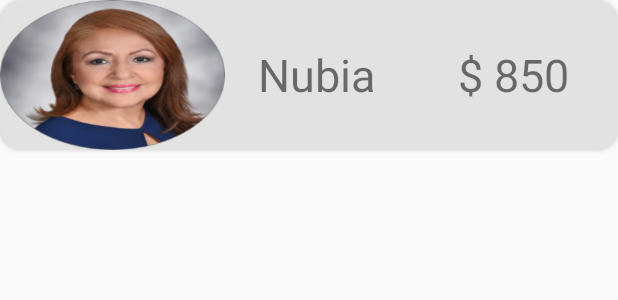
After one commit to Mazter707/Fress, an Android app: the layout cardview_credit.xml on its own in the app's theme, with its tools: preview values and no code run, on a phone screen of 412 x 824 dp. The commit adds this screen. Shown: the top 300 px of the screen. Run offline under Robolectric (Android 15) with nearby library versions, the phone set to English and light mode, and no system bars.

Commit message:
Cardview
Se ha creado la cardview

```diff
--- a/app/build.gradle
+++ b/app/build.gradle
@@ -27,4 +27,5 @@ dependencies {
     testImplementation 'junit:junit:4.12'
     androidTestImplementation 'com.android.support.test:runner:1.0.2'
     androidTestImplementation 'com.android.support.test.espresso:espresso-core:3.0.2'
+    implementation 'com.android.support:recyclerview-v7:28.0.0'
 }
--- a/app/src/main/res/layout/activity_main.xml
+++ b/app/src/main/res/layout/activity_main.xml
@@ -13,7 +13,6 @@
         android:layout_width="match_parent"
         android:layout_height="match_parent"
         android:layout_marginBottom="60dp">
-
     </FrameLayout>
 
     <android.support.design.widget.BottomNavigationView
@@ -25,7 +24,6 @@
         app:itemTextColor="@color/colorWhite"
         app:itemIconTint="@color/colorWhite"
         app:menu="@menu/main_menu">
-
     </android.support.design.widget.BottomNavigationView>
 
 </android.support.design.widget.CoordinatorLayout>
--- /dev/null
+++ b/app/src/main/res/layout/cardview_credit.xml
@@ -0,0 +1,48 @@
+<?xml version="1.0" encoding="utf-8"?>
+<android.support.v7.widget.CardView
+    xmlns:android="http://schemas.android.com/apk/res/android"
+    xmlns:cardview="http://schemas.android.com/apk/res-auto"
+    android:id="@+id/creditCard"
+    android:layout_width="match_parent"
+    android:layout_height="100dp"
+    cardview:cardCornerRadius="15dp"
+    cardview:cardBackgroundColor="@color/colorGray"
+    android:elevation="10dp"
+    >
+
+    <LinearLayout
+        android:layout_width="match_parent"
+        android:layout_height="100dp"
+        android:orientation="horizontal"
+        >
+
+       <ImageView
+           android:id="@+id/username_card"
+           android:layout_width="150dp"
+           android:layout_height="match_parent"
+           android:background="@drawable/nubia"
+           android:scaleType="centerCrop"/>
+
+        <TextView
+            android:id="@+id/clientName"
+            android:layout_width="wrap_content"
+            android:layout_height="match_parent"
+            android:layout_weight="2"
+            android:gravity="center_vertical"
+            android:text="Nubia"
+            android:textSize="30sp"
+            android:textAlignment="center"/>
+
+        <TextView
+            android:id="@+id/debitTotal"
+            android:layout_width="wrap_content"
+            android:layout_height="match_parent"
+            android:gravity="center_vertical"
+            android:text="$ 850"
+            android:textSize="30sp"
+            android:layout_weight="3"
+            android:textAlignment="center"/>
+
+    </LinearLayout>
+
+</android.support.v7.widget.CardView>
--- a/app/src/main/res/layout/fragment_inventory.xml
+++ b/app/src/main/res/layout/fragment_inventory.xml
@@ -12,4 +12,5 @@
         android:text="INVENTARIO FRAGMENT"
         android:gravity="center"/>
 
+
 </FrameLayout>
--- a/app/src/main/res/values/colors.xml
+++ b/app/src/main/res/values/colors.xml
@@ -5,4 +5,5 @@
     <color name="colorAccent">#D81B60</color>
     <color name="colorWhite">#FFFFFF</color>
     <color name="colorBlack">#242424</color>
+    <color name="colorGray">#E2E2E2</color>
 </resources>
```
Also changed, not shown: app/src/main/res/drawable-hdpi/nubia.png (added), app/src/main/res/drawable-mdpi/nubia.png (added), app/src/main/res/drawable-xhdpi/nubia.png (added), app/src/main/res/drawable-xxhdpi/nubia.png (added), app/src/main/res/drawable-xxxhdpi/nubia.png (added), 1 other file.
